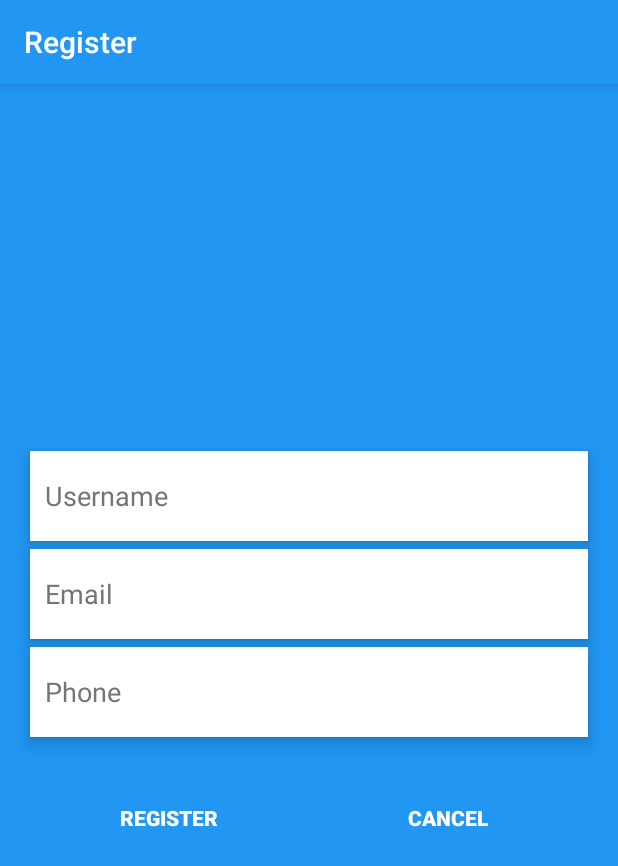
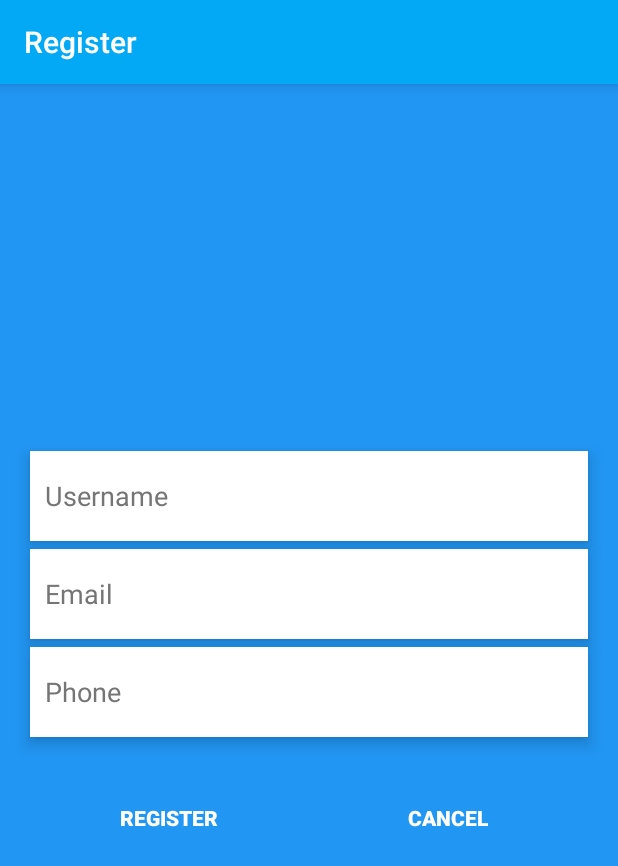
Before and after one commit to RawatH/RNTravels, an Android app: the screen it shows after launch (RootActivity), after a tap on "NEW USER", on a phone screen of 412 x 824 dp. Shown: the top 866 px of the screen. Run offline under Robolectric (Android 15) with nearby library versions, the phone set to English and light mode, and no system bars.

Commit message:
Drawwer added

```diff
--- a/app/src/main/java/rn/travels/in/rntravels/ui/activity/RootActivity.java
+++ b/app/src/main/java/rn/travels/in/rntravels/ui/activity/RootActivity.java
@@ -27,8 +27,8 @@ public class RootActivity extends AppCompatActivity {
     @Override
     protected void onCreate(@Nullable Bundle savedInstanceState) {
         super.onCreate(savedInstanceState);
-        setContentView(R.layout.activity_root);
-        toolbar = (Toolbar) findViewById(R.id.my_toolbar);
+        setContentView(R.layout.root_act);
+        toolbar = (Toolbar) findViewById(R.id.toolbar);
         setSupportActionBar(toolbar);
         loadFragment(Appconst.FragmentId.SPLASH, null, null);
 
--- /dev/null
+++ b/app/src/main/res/layout/app_bar.xml
@@ -0,0 +1,10 @@
+<?xml version="1.0" encoding="utf-8"?>
+<android.support.v7.widget.Toolbar xmlns:android="http://schemas.android.com/apk/res/android"
+    xmlns:app="http://schemas.android.com/apk/res-auto"
+    android:id="@+id/toolbar"
+    android:layout_width="match_parent"
+    android:layout_height="?attr/actionBarSize"
+    android:background="@color/accent"
+    android:elevation="6dp"
+    app:titleTextColor="@color/white"
+    android:layout_gravity="top"/>
--- /dev/null
+++ b/app/src/main/res/layout/root_act.xml
@@ -0,0 +1,38 @@
+<?xml version="1.0" encoding="utf-8"?>
+<android.support.v4.widget.DrawerLayout xmlns:android="http://schemas.android.com/apk/res/android"
+    android:id="@+id/drawer_layout"
+    android:layout_width="match_parent"
+    android:layout_height="match_parent"
+    android:fitsSystemWindows="true">
+
+    <!-- Content view -->
+    <LinearLayout
+        android:id="@+id/container"
+        android:layout_width="match_parent"
+        android:layout_height="match_parent"
+        android:orientation="vertical">
+
+        <include layout="@layout/app_bar" />
+
+
+    </LinearLayout>
+    <!-- Navigation drawer -->
+    <LinearLayout
+        android:id="@+id/drawerContainer"
+        android:layout_width="300dp"
+        android:layout_height="match_parent"
+        android:layout_gravity="end"
+        android:orientation="vertical">
+
+        <include layout="@layout/drawer_header" />
+
+        <android.support.v7.widget.RecyclerView
+            android:id="@+id/drawerList"
+            android:layout_width="match_parent"
+            android:layout_height="0dp"
+            android:layout_weight=".7"
+            android:background="@color/white"
+            android:scrollbars="vertical" />
+    </LinearLayout>
+
+</android.support.v4.widget.DrawerLayout>
--- a/app/src/main/res/values/colors.xml
+++ b/app/src/main/res/values/colors.xml
@@ -10,6 +10,7 @@
     <color name="divider">#BDBDBD</color>
 
     <color name="white">#ffffff</color>
+    <color name="black">#000000</color>
 
 
 </resources>
```
Also changed, not shown: app/src/main/res/layout/drawer_header.xml (added, +17 -0 lines), app/src/main/res/layout/drawer_row_layout.xml (added, +25 -0 lines).
